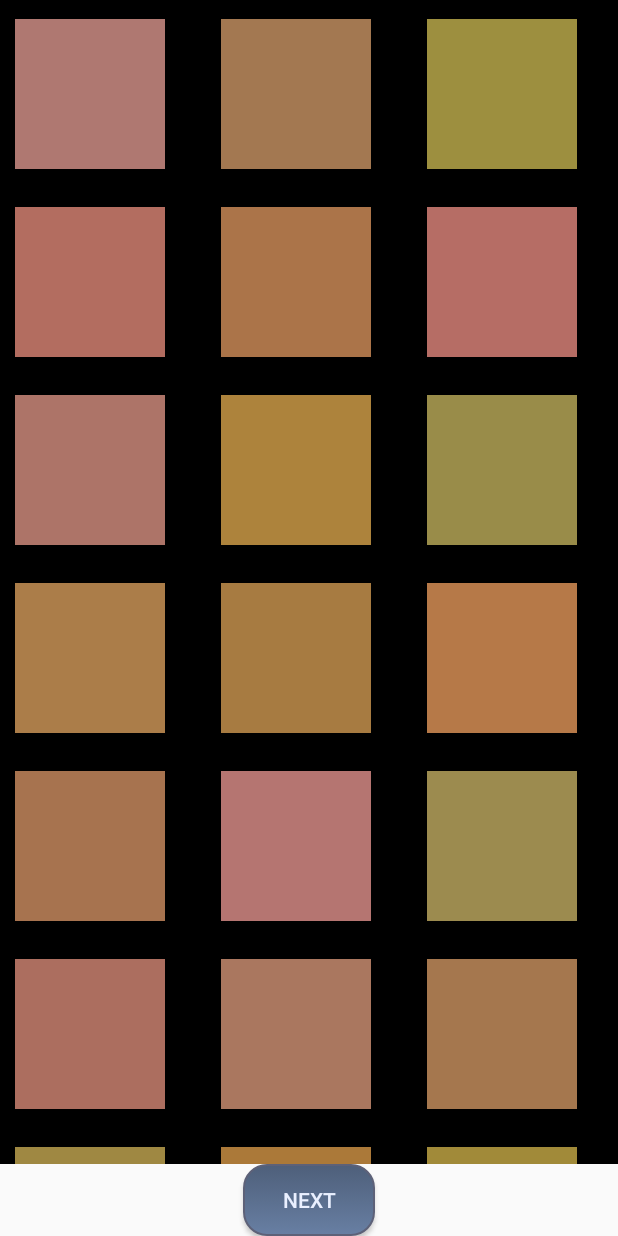
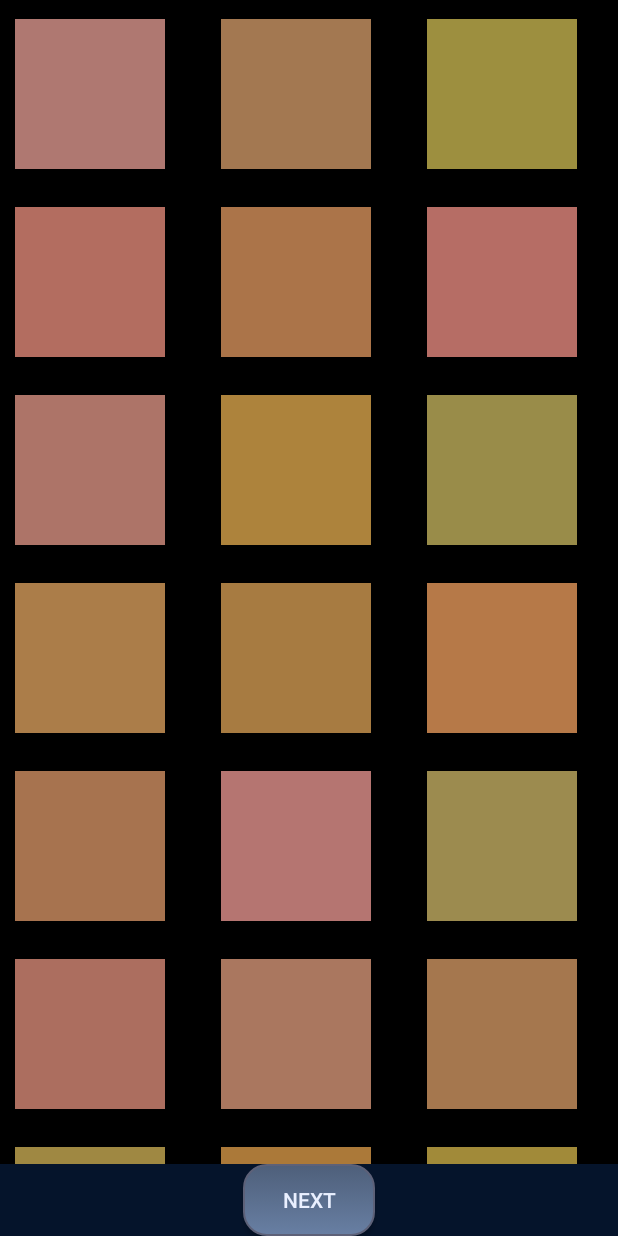
Before and after one commit to ArYalavarti/tsaSoftDev_17-18, an Android app: the DiagnosticFragment screen opened directly, with no data from a screen before it, on a phone screen of 412 x 824 dp. Run offline under Robolectric (Android 15) with nearby library versions, the phone set to English and light mode, and no system bars.

Commit message:
Edit background on diagnostic

```diff
--- a/ColorPal/app/src/main/res/layout/diagnostic_test_fragment_layout.xml
+++ b/ColorPal/app/src/main/res/layout/diagnostic_test_fragment_layout.xml
@@ -2,7 +2,8 @@
 <LinearLayout xmlns:android="http://schemas.android.com/apk/res/android"
     android:layout_width="match_parent"
     android:layout_height="match_parent"
-    android:orientation="vertical">
+    android:orientation="vertical"
+    android:background="#05142b">
 
     <android.support.v7.widget.RecyclerView
         android:id="@+id/diagnostic_recycler_view"
```
